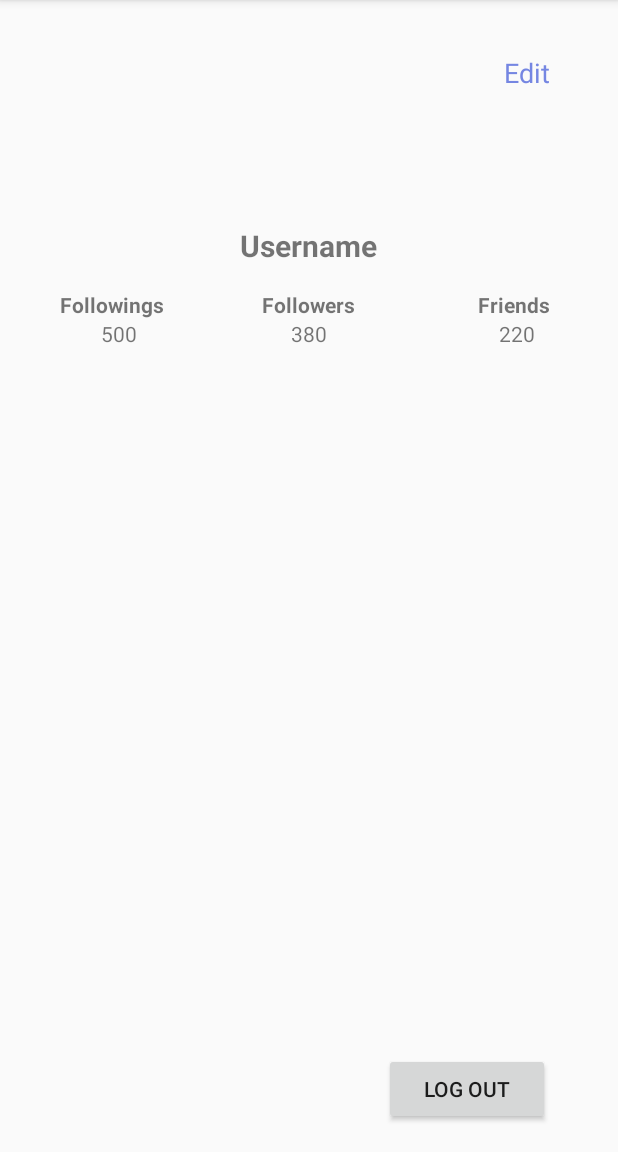
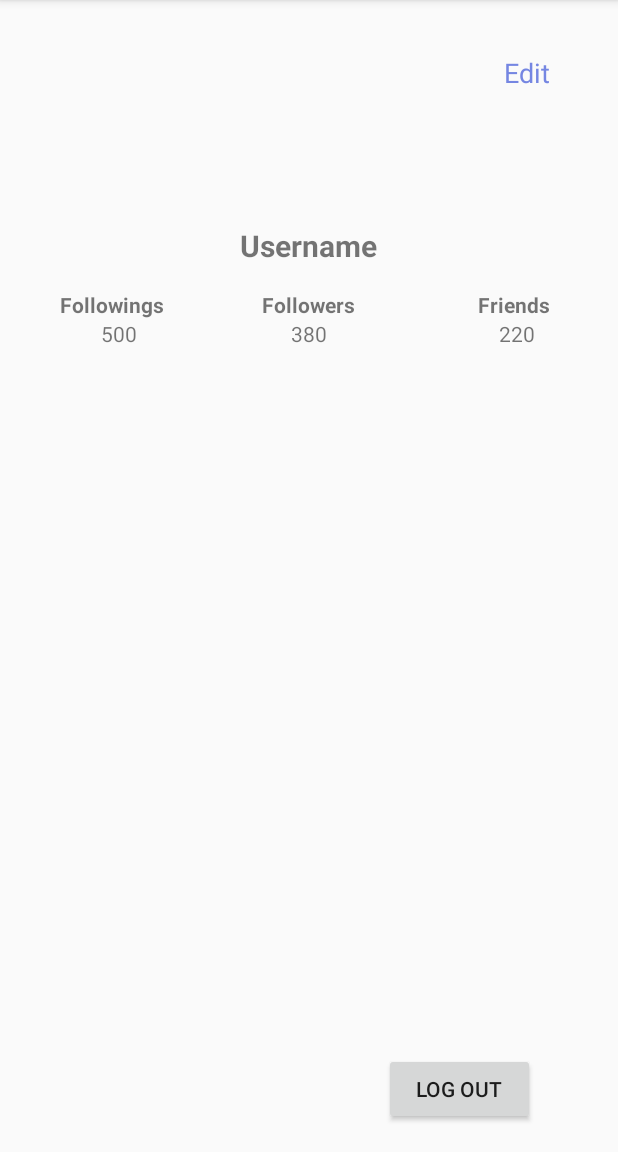
Before and after one commit to gokberkkaraca/melody, an Android app: the UserProfileActivity screen opened directly, with no data from a screen before it, on a phone screen of 412 x 824 dp, the part 84-1236 px from its top. Run offline under Robolectric (Android 15) with nearby library versions, the phone set to English and light mode, and no system bars; 3 statements that could not run were skipped.

Commit message:
Fix lint from res/layout

```diff
--- a/app/src/main/res/layout/activity_public_memory.xml
+++ b/app/src/main/res/layout/activity_public_memory.xml
@@ -10,7 +10,8 @@
         android:id="@+id/imageView7"
         android:layout_width="wrap_content"
         android:layout_height="wrap_content"
-        android:src="@mipmap/head" />
+        android:src="@mipmap/head"
+        tools:ignore="ContentDescription"/>
 
     <android.support.v7.widget.RecyclerView
         android:id="@+id/memories_recyclerview"
--- a/app/src/main/res/layout/activity_user_profile.xml
+++ b/app/src/main/res/layout/activity_user_profile.xml
@@ -50,9 +50,7 @@
             android:layout_height="wrap_content"
             android:layout_alignBaseline="@+id/followersText"
             android:layout_alignBottom="@+id/followersText"
-            android:layout_alignParentLeft="true"
             android:layout_alignParentStart="true"
-            android:layout_marginLeft="32dp"
             android:layout_marginStart="32dp"
             android:text="@string/followings"
             android:textAllCaps="false"
@@ -75,9 +73,7 @@
             android:layout_alignBaseline="@+id/followersText"
             android:layout_alignBottom="@+id/followersText"
             android:layout_alignParentEnd="true"
-            android:layout_alignParentRight="true"
             android:layout_marginEnd="37dp"
-            android:layout_marginRight="37dp"
             android:text="@string/friends"
             android:textStyle="bold" />
 
@@ -88,9 +84,7 @@
             android:layout_alignBaseline="@+id/followers"
             android:layout_alignBottom="@+id/followers"
             android:layout_alignEnd="@+id/followingsText"
-            android:layout_alignRight="@+id/followingsText"
             android:layout_marginEnd="18dp"
-            android:layout_marginRight="18dp"
             android:text="@string/_500" />
 
         <TextView
@@ -109,7 +103,6 @@
             android:layout_alignBaseline="@+id/followers"
             android:layout_alignBottom="@+id/followers"
             android:layout_alignEnd="@+id/friendsText"
-            android:layout_marginRight="10dp"
             android:layout_marginEnd="10dp"
             android:text="@string/_220" />
 
@@ -118,7 +111,6 @@
             android:layout_width="wrap_content"
             android:layout_height="wrap_content"
             android:layout_alignEnd="@+id/friendsText"
-            android:layout_alignRight="@+id/friendsText"
             android:layout_alignTop="@+id/profilePicView"
             android:text="@string/edit"
             android:textColor="@color/colorPrimary"
@@ -131,8 +123,6 @@
             android:layout_height="100dp"
             android:layout_alignParentBottom="true"
             android:layout_alignParentEnd="true"
-            android:layout_alignParentLeft="true"
-            android:layout_alignParentRight="true"
             android:layout_alignParentStart="true"
             android:layout_below="@+id/followings"
             android:layout_marginTop="22dp"
@@ -144,12 +134,11 @@
             android:layout_width="wrap_content"
             android:layout_height="wrap_content"
             android:layout_alignEnd="@+id/friendsText"
-            android:layout_alignRight="@+id/friendsText"
             android:layout_alignParentBottom="true"
             android:layout_toEndOf="@+id/profilePicView"
-            android:layout_toRightOf="@+id/profilePicView"
             android:onClick="logOut"
             android:layout_marginBottom="10dp"
+            android:layout_marginEnd="10dp"
             android:text="@string/log_out" />
     </RelativeLayout>
 
```
Also changed, not shown: app/src/main/res/layout/activity_create_memory.xml (+6 -3 lines).
